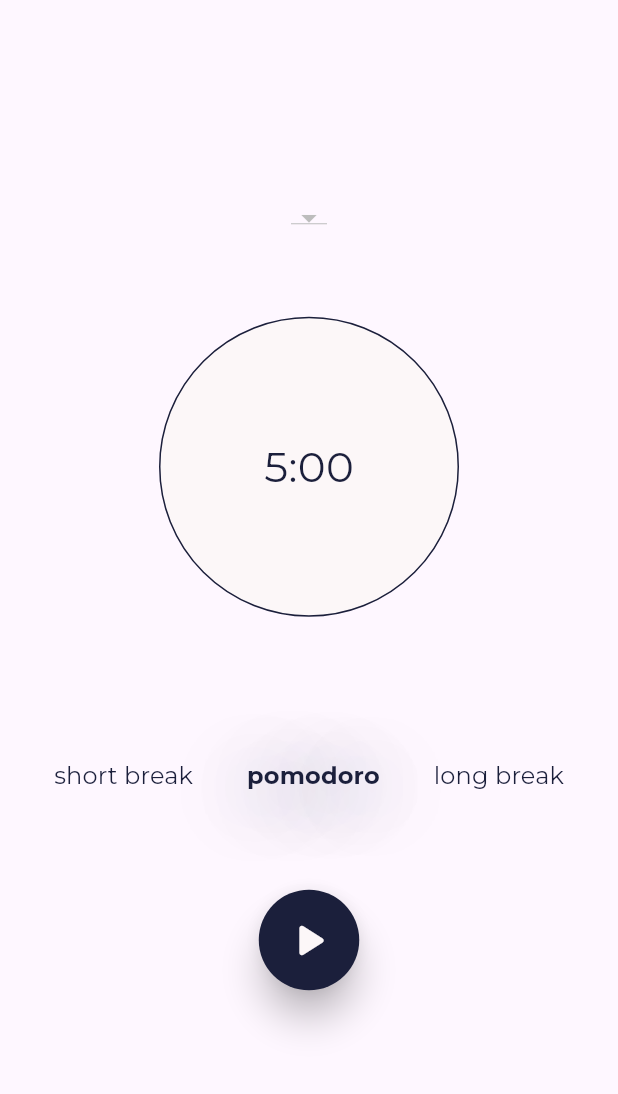
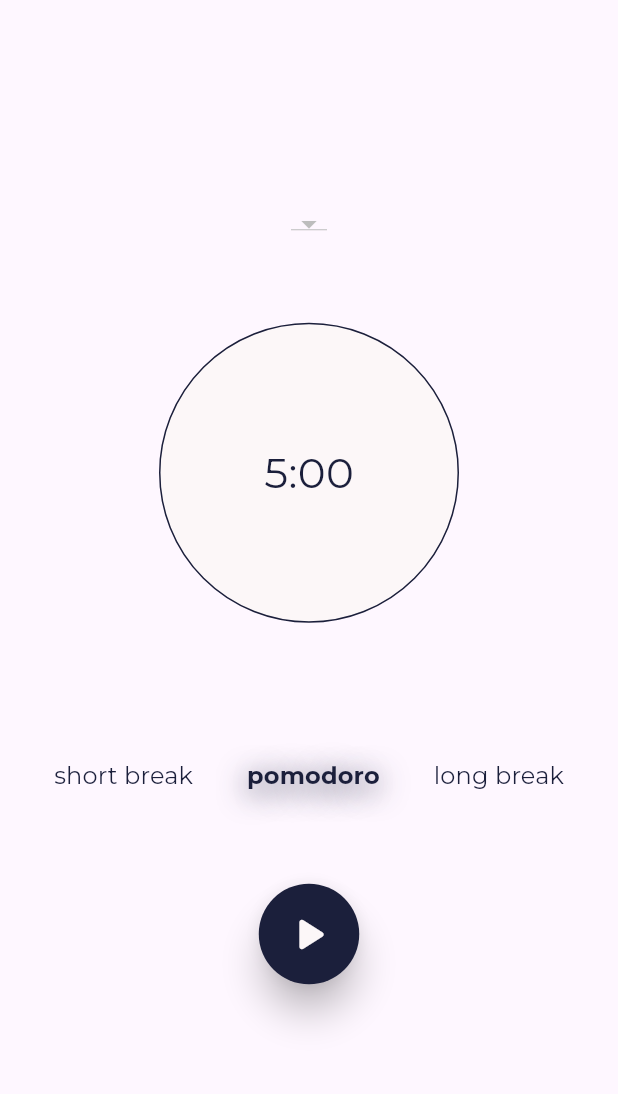
Before and after one commit to antoniolisboa/pomotime_app, a Flutter app: the screen it shows after launch, on a phone screen of 412 x 824 dp, the part 65-1159 px from its top. Run offline on Flutter 3.47's test engine with Material 3 defaults, Android fonts, the phone set to English and light mode, and no system bars; our stand-ins replace google_fonts.

Commit message:
customização pronta do PomoroButtonGroup

```diff
--- /dev/null
+++ b/lib/pomodoro_timer_selector_dropdown.dart
@@ -0,0 +1,10 @@
+import 'package:flutter/material.dart';
+
+class PomodoroTimerSelectorDropdown extends StatelessWidget {
+  const PomodoroTimerSelectorDropdown({super.key});
+
+  @override
+  Widget build(BuildContext context) {
+    return const Placeholder();
+  }
+}
--- a/lib/util/app_colors.dart
+++ b/lib/util/app_colors.dart
@@ -3,6 +3,8 @@ import 'package:flutter/material.dart';
 class AppColors {
   AppColors._();
 
-  static const Color primaryColor = Color(0xFF1B1F3B);
-  static const Color secondColor = Color(0xFFFCF7F8);
+  static const Color spaceCadet = Color(0xFF1B1F3B);
+  static const Color snow = Color(0xFFFCF7F8);
+  static const Color white = Color(0xFFFFFFFF);
+  static const Color transparent = Colors.transparent;
 }
--- a/lib/util/text_styles.dart
+++ b/lib/util/text_styles.dart
@@ -7,14 +7,14 @@ class TextStyles {
 
   static TextStyle regular = GoogleFonts.getFont(
     'Montserrat',
-    color: AppColors.primaryColor,
+    color: AppColors.spaceCadet,
     fontWeight: FontWeight.normal,
     fontSize: 16,
   );
 
   static TextStyle bold = GoogleFonts.getFont(
     'Montserrat',
-    color: AppColors.primaryColor,
+    color: AppColors.spaceCadet,
     fontWeight: FontWeight.bold,
     fontSize: 16,
   );
--- a/lib/views/home_page.dart
+++ b/lib/views/home_page.dart
@@ -1,5 +1,4 @@
 import 'package:pomotime_app/widgets/media_control_button.dart';
-import 'package:pomotime_app/util/text_styles.dart';
 import 'package:google_fonts/google_fonts.dart';
 import 'package:flutter/material.dart';
 import 'package:pomotime_app/widgets/pomodoro_button_group.dart';
--- a/lib/views/splash_page.dart
+++ b/lib/views/splash_page.dart
@@ -10,10 +10,10 @@ class SplashPage extends StatelessWidget {
     return Scaffold(
       body: Container(
         alignment: Alignment.center,
-        color: AppColors.primaryColor,
+        color: AppColors.spaceCadet,
         child: Text(
           style: TextStyles.regular.copyWith(
-            color: AppColors.secondColor,
+            color: AppColors.snow,
             fontSize: 28,
           ),
           'PomoTime',
--- a/lib/widgets/media_control_button.dart
+++ b/lib/widgets/media_control_button.dart
@@ -20,7 +20,7 @@ class _MediaControlButtonState extends State<MediaControlButton> {
         });
       },
       style: ElevatedButton.styleFrom(
-        backgroundColor: const Color(0xFF1B1F3B),
+        backgroundColor: AppColors.spaceCadet,
         shape: const CircleBorder(),
         elevation: 10,
       ),
@@ -28,7 +28,7 @@ class _MediaControlButtonState extends State<MediaControlButton> {
         padding: const EdgeInsets.all(14.5),
         child: Icon(
           (_isPlay) ? Icons.play_arrow_rounded : Icons.pause_rounded,
-          color: AppColors.secondColor,
+          color: AppColors.snow,
           size: 38,
         ),
       ),
--- a/lib/widgets/pomodoro_button_group.dart
+++ b/lib/widgets/pomodoro_button_group.dart
@@ -20,12 +20,12 @@ class _PomodoroButtonGrupState extends State<PomodoroButtonGrup> {
   bool _isPomodoroButton = true;
   bool _isLongBreakeButton = false;
 
-  TextStyle selectedModeText = TextStyles.bold.copyWith(
+  TextStyle selectedModeTextStyle = TextStyles.bold.copyWith(
     shadows: [
       const Shadow(
-        offset: Offset(0, 6),
-        blurRadius: 60,
-        color: AppColors.primaryColor,
+        offset: Offset(0, 4),
+        blurRadius: 25,
+        color: AppColors.spaceCadet,
       ),
     ],
   );
@@ -39,54 +39,61 @@ class _PomodoroButtonGrupState extends State<PomodoroButtonGrup> {
           onPressed: () {
             selectTimerMode(TypeTimer.shortBreak);
           },
-          style: TextButton.styleFrom(
-            backgroundColor: Colors.transparent,
-            foregroundColor: Colors.transparent,
-            enableFeedback: false,
-          ),
+          style: pomodoroButtonStyle(),
           child: generatePomodoroButtonText(
             'short break',
             _isShortBreakButton,
           ),
         ),
+
         const SizedBox(width: 12),
-        TextButton(
-          onPressed: () {
-            selectTimerMode(TypeTimer.pomodoro);
-          },
-          style: TextButton.styleFrom(
-            backgroundColor: Colors.transparent,
-            foregroundColor: Colors.transparent,
-            enableFeedback: false,
-          ),
-          child: generatePomodoroButtonText(
-            'pomodoro',
-            _isPomodoroButton,
-          ),
+        pomodoroButton(
+          text: 'pomodoro',
+          isPressed: _isPomodoroButton,
+          typeTimer: TypeTimer.pomodoro,
         ),
         const SizedBox(width: 12),
-        TextButton(
-          onPressed: () {
-            selectTimerMode(TypeTimer.longBreak);
-          },
-          style: TextButton.styleFrom(
-            backgroundColor: Colors.transparent,
-            foregroundColor: Colors.transparent,
-            enableFeedback: false,
-          ),
-          child: generatePomodoroButtonText(
-            'long break',
-            _isLongBreakeButton,
-          ),
+        pomodoroButton(
+          text: 'long break',
+          isPressed: _isLongBreakeButton,
+          typeTimer: TypeTimer.longBreak,
         ),
       ],
     );
   }
 
-  Text generatePomodoroButtonText(String text, bool isOn) {
+  Text generatePomodoroButtonText(String text, bool isPressed) {
     return Text(
       text,
-      style: (isOn) ? selectedModeText : TextStyles.regular,
+      style: (isPressed) ? selectedModeTextStyle : TextStyles.regular,
+    );
+  }
+
+  TextButton pomodoroButton(
+      {required String text,
+      required bool isPressed,
+      required TypeTimer typeTimer}) {
+    return TextButton(
+      onPressed: () {
+        selectTimerMode(typeTimer);
+      },
+      style: pomodoroButtonStyle(),
+      child: generatePomodoroButtonText(
+        text,
+        isPressed,
+      ),
+    );
+  }
+
+  ButtonStyle pomodoroButtonStyle() {
+    return TextButton.styleFrom(
+      backgroundColor: AppColors.transparent,
+      foregroundColor: AppColors.white,
+      disabledBackgroundColor: AppColors.transparent,
+      disabledForegroundColor: AppColors.transparent,
+      enableFeedback: false,
+      tapTargetSize: MaterialTapTargetSize.shrinkWrap,
+      splashFactory: NoSplash.splashFactory,
     );
   }
 
--- a/lib/widgets/pomodoro_timer.dart
+++ b/lib/widgets/pomodoro_timer.dart
@@ -12,10 +12,10 @@ class PomodoroTimer extends StatelessWidget {
       width: 200,
       alignment: Alignment.center,
       decoration: BoxDecoration(
-        color: AppColors.secondColor,
+        color: AppColors.snow,
         shape: BoxShape.circle,
         border: Border.all(
-          color: AppColors.primaryColor,
+          color: AppColors.spaceCadet,
           width: 1,
         ),
       ),
```
